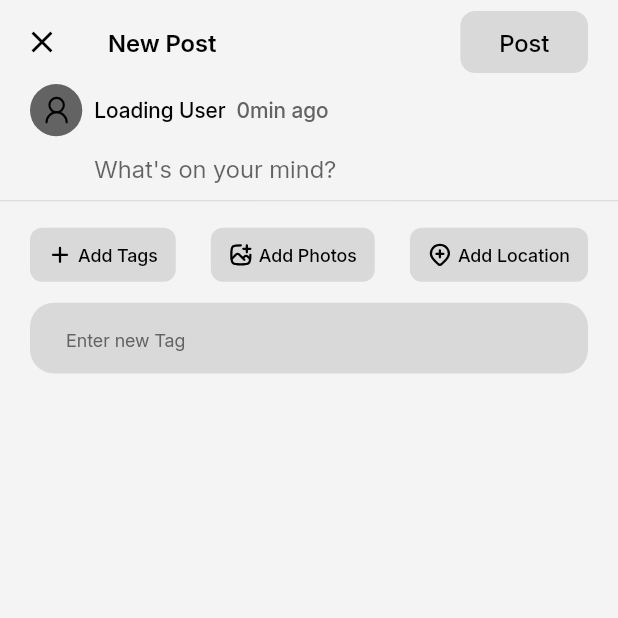
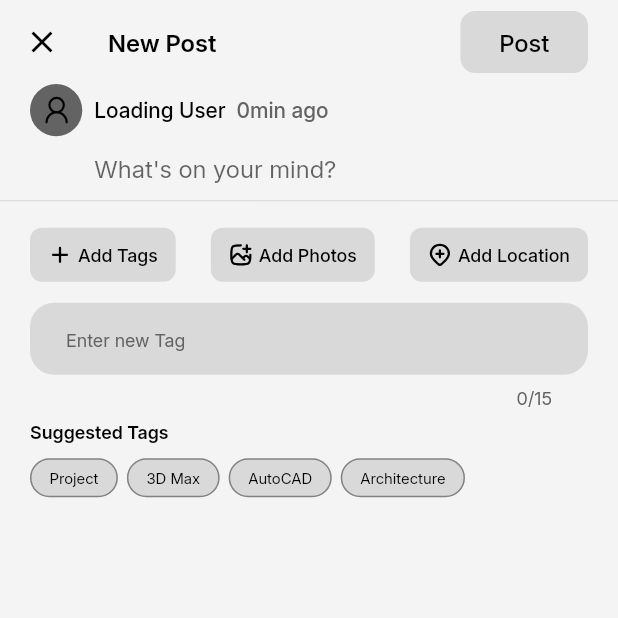
Before and after one commit to hasanShaaban/archilink, a Flutter app: the CreatePostView screen opened directly, on a phone screen of 412 x 824 dp, the top half of it. Run offline on Flutter 3.47's test engine with Material 3 defaults, Android fonts, the phone set to English and light mode, and no system bars; our stand-ins replace bloc, cached_network_image, dartz, dio, equatable, flutter_bloc and 6 more; missing offline and left inert: chatview, wechat_assets_picker; accounts and stored records are empty.

Commit message:
add tags section (UI + manager)

```diff
--- a/lib/features/Create_Post/presentation/manager/cubit/create_post_cubit.dart
+++ b/lib/features/Create_Post/presentation/manager/cubit/create_post_cubit.dart
@@ -1,3 +1,5 @@
+import 'dart:developer';
+
 import 'package:archilink/core/services/media_picker_service.dart';
 import 'package:archilink/features/Create_Post/domain/repo/create_post_repo.dart';
 import 'package:archilink/features/Profile/domain/entity/profile_entity.dart';
@@ -38,6 +40,19 @@ class CreatePostCubit extends Cubit<CreatePostState> {
     emit(state.copyWith(selectedAssets: picked));
   }
 
+  void addTag(String tag) {
+    if (tag.trim().isEmpty) return;
+    final updated = List<String>.from(state.tags)..add(tag.trim());
+    emit(state.copyWith(tags: updated));
+    log('Tag added: $tag');
+    log('total Tags : ${state.tags}');
+  }
+
+  void removeTag(int index) {
+    final updated = List<String>.from(state.tags)..removeAt(index);
+    emit(state.copyWith(tags: updated));
+  }
+
   void removeAsset(AssetEntity asset) {
     final updated = state.selectedAssets
         .where((a) => a.id != asset.id)
--- a/lib/features/Create_Post/presentation/manager/cubit/create_post_state.dart
+++ b/lib/features/Create_Post/presentation/manager/cubit/create_post_state.dart
@@ -5,9 +5,11 @@ class CreatePostState extends Equatable {
   final List<AssetEntity> selectedAssets;
   final bool isSubmitting;
   final ProfileEntity? profileData;
+  final List<String> tags;
   const CreatePostState({
     this.postText = '',
     this.selectedAssets = const [],
+    this.tags = const [],
     this.isSubmitting = false,
     this.profileData,
   });
@@ -19,15 +21,23 @@ class CreatePostState extends Equatable {
     List<AssetEntity>? selectedAssets,
     bool? isSubmitting,
     ProfileEntity? profileData,
+    List<String>? tags,
   }) {
     return CreatePostState(
       postText: postText ?? this.postText,
       selectedAssets: selectedAssets ?? this.selectedAssets,
       isSubmitting: isSubmitting ?? this.isSubmitting,
       profileData: profileData ?? this.profileData,
+      tags: tags ?? this.tags
     );
   }
 
   @override
-  List<Object?> get props => [postText, selectedAssets, isSubmitting, profileData];
+  List<Object?> get props => [
+    postText,
+    selectedAssets,
+    isSubmitting,
+    profileData,
+    tags,
+  ];
 }
--- a/lib/features/Create_Post/presentation/views/widgets/create_post_view_body.dart
+++ b/lib/features/Create_Post/presentation/views/widgets/create_post_view_body.dart
@@ -1,3 +1,5 @@
+import 'dart:developer';
+
 import 'package:archilink/core/utils/app_colors.dart';
 import 'package:archilink/core/utils/app_text_style.dart';
 import 'package:archilink/core/utils/fakers.dart';
@@ -9,6 +11,7 @@ import 'package:archilink/features/Create_Post/presentation/views/widgets/select
 import 'package:archilink/features/Post/domain/entity/post_owner_entity.dart';
 import 'package:flutter/material.dart';
 import 'package:flutter_bloc/flutter_bloc.dart';
+import 'package:flutter/services.dart';
 
 class CreatePostViewBody extends StatelessWidget {
   final double width, height;
@@ -54,14 +57,74 @@ class CreatePostViewBody extends StatelessWidget {
               SizedBox(height: 12),
               CreatePostActionButtons(),
               SizedBox(height: 8),
+              CreatePostTagsSection(
+                height: height,
+                focusNode: focusNode,
+                state: state,
+              ),
+            ],
+          ),
+        );
+      },
+    );
+  }
+}
+
+class CreatePostTagsSection extends StatefulWidget {
+  const CreatePostTagsSection({
+    super.key,
+    required this.height,
+    required this.focusNode,
+    required this.state,
+  });
+
+  final double height;
+  final FocusNode focusNode;
+  final CreatePostState state;
+
+  @override
+  State<CreatePostTagsSection> createState() => _CreatePostTagsSectionState();
+}
+
+class _CreatePostTagsSectionState extends State<CreatePostTagsSection> {
+  final TextEditingController controller = TextEditingController();
+  final List<String> suggestedTags = const [
+    'Project',
+    '3D Max',
+    'AutoCAD',
+    'Architecture',
+  ];
+  @override
+  Widget build(BuildContext context) {
+    return Column(
+      crossAxisAlignment: CrossAxisAlignment.start,
+      children: [
         Padding(
           padding: const EdgeInsets.symmetric(horizontal: 20),
           child: SizedBox(
-                  height: height * 50 / 874,
+            height: widget.height * 75 / 874,
             child: TextField(
-                    focusNode: focusNode,
+              controller: controller,
+              focusNode: widget.focusNode,
+              maxLength: 15,
+              maxLengthEnforcement: MaxLengthEnforcement.enforced,
+              buildCounter:
+                  (
+                    context, {
+                    required int currentLength,
+                    required bool isFocused,
+                    required int? maxLength,
+                  }) {
+                    final limit = maxLength ?? 15;
+                    return Text(
+                      '$currentLength/$limit',
+                      style: AppTextStyle.interRegular12.copyWith(
+                        color: AppColorsFromTheme.grayForText(context),
+                      ),
+                    );
+                  },
               onTapOutside: (event) {
-                      focusNode.unfocus();
+                widget.focusNode.unfocus();
               },
               decoration: InputDecoration(
                 contentPadding: const EdgeInsets.symmetric(
@@ -82,7 +145,13 @@ class CreatePostViewBody extends StatelessWidget {
                 suffix: Material(
                   color: Colors.transparent,
                   child: InkWell(
-                          onTap: () {},
+                    onTap: () {
+                      final value = controller.text.trim();
+                      if (value.isEmpty) return;
+                      if (value.length > 15) return;
+                      context.read<CreatePostCubit>().addTag(value);
+                      controller.clear();
+                    },
                     child: Text(
                       'Add',
                       textAlign: TextAlign.center,
@@ -96,10 +165,113 @@ class CreatePostViewBody extends StatelessWidget {
             ),
           ),
         ),
+        if (widget.state.tags.isNotEmpty) ...[
+          const SizedBox(height: 8),
+          Padding(
+            padding: const EdgeInsets.symmetric(horizontal: 20),
+            child: Align(
+              alignment: Alignment.centerLeft,
+              child: Wrap(
+                spacing: 6,
+                runSpacing: 6,
+                children: [
+                  for (int i = 0; i < widget.state.tags.length; i++)
+                    _buildTagChip(context, widget.state.tags[i], i),
+                ],
+              ),
+            ),
+          ),
+
+        ],
+        SizedBox(height: 8),
+          Padding(
+            padding: const EdgeInsets.symmetric(horizontal: 20),
+            child: Text(
+              'Suggested Tags',
+              style: AppTextStyle.interSemiBold12.copyWith(
+                color: Theme.of(context).colorScheme.onSurface,
+              ),
+            ),
+          ),
+        const SizedBox(height: 10),
+        Padding(
+          padding: const EdgeInsets.symmetric(horizontal: 20),
+          child: Align(
+            alignment: Alignment.centerLeft,
+            child: Wrap(
+              spacing: 6,
+              runSpacing: 6,
+              children: [
+                for (final tag in suggestedTags)
+                  _buildSuggestedChip(context, tag),
+              ],
+            ),
+          ),
+        ),
+      ],
+    );
+  }
+
+  Widget _buildTagChip(BuildContext context, String tag, int index) {
+    return Container(
+      padding: const EdgeInsets.symmetric(horizontal: 16, vertical: 6),
+      decoration: BoxDecoration(
+        color: Theme.of(context).colorScheme.primary,
+        borderRadius: BorderRadius.circular(16),
+      ),
+      child: Row(
+        mainAxisSize: MainAxisSize.min,
+        children: [
+          Text(
+            tag,
+            style: AppTextStyle.interRegular12.copyWith(
+              color: Theme.of(context).colorScheme.onSurface,
+            ),
+          ),
+          const SizedBox(width: 10),
+          InkWell(
+            onTap: () {
+              context.read<CreatePostCubit>().removeTag(index);
+            },
+            child: Icon(
+              Icons.close,
+              size: 15,
+              color: Theme.of(context).colorScheme.onSurface,
+            ),
+          ),
         ],
       ),
     );
+  }
+
+  Widget _buildSuggestedChip(BuildContext context, String tag) {
+    final alreadyAdded = widget.state.tags.contains(tag);
+    return Opacity(
+      opacity: alreadyAdded ? 0.5 : 1,
+      child: InkWell(
+        onTap: alreadyAdded
+            ? null
+            : () {
+                context.read<CreatePostCubit>().addTag(tag);
               },
+        borderRadius: BorderRadius.circular(16),
+        child: Container(
+          padding: const EdgeInsets.symmetric(horizontal: 12, vertical: 6),
+          decoration: BoxDecoration(
+            color: Theme.of(context).colorScheme.surface,
+            borderRadius: BorderRadius.circular(16),
+            border: Border.all(
+              color: Theme.of(context).colorScheme.outline.withOpacity(0.4),
+            ),
+          ),
+          child: Text(
+            tag,
+            style: AppTextStyle.interRegular10.copyWith(
+              color: Theme.of(context).colorScheme.onSurface,
+            ),
+          ),
+        ),
+      ),
     );
   }
 }
```
Lines whose indentation alone changed are shown as unchanged.
